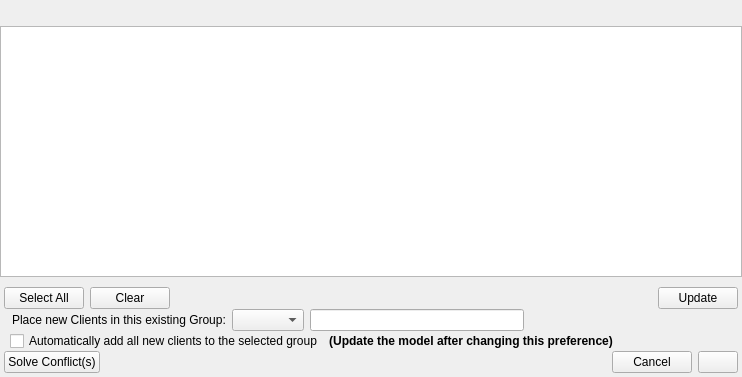
Qt form FWAdminLib/NewClientFromServerDlg.ui (fw-dev/translations) before a commit.
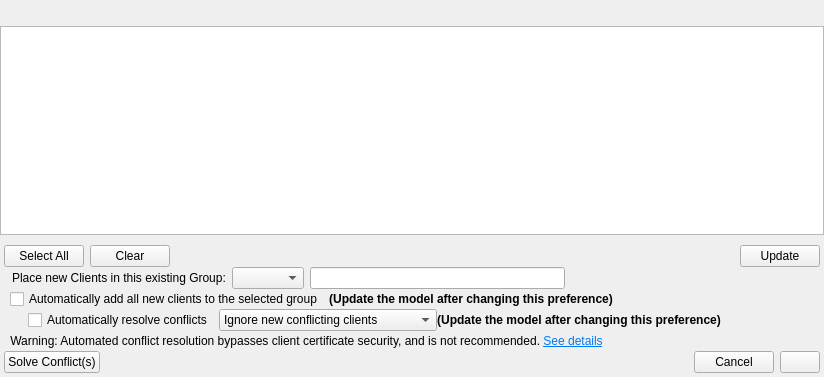
The same form after that commit. Custom widgets are drawn as their Qt base class.

The edit to the form file:
```diff
--- a/FWAdminLib/NewClientFromServerDlg.ui
+++ b/FWAdminLib/NewClientFromServerDlg.ui
@@ -6,7 +6,7 @@
    <rect>
     <x>0</x>
     <y>0</y>
-    <width>742</width>
+    <width>824</width>
     <height>377</height>
    </rect>
   </property>
@@ -222,6 +222,140 @@
         </item>
        </layout>
       </item>
+      <item>
+       <layout class="QHBoxLayout" name="horizontalLayout_8">
+        <property name="spacing">
+         <number>0</number>
+        </property>
+        <property name="leftMargin">
+         <number>0</number>
+        </property>
+        <property name="rightMargin">
+         <number>0</number>
+        </property>
+        <item>
+         <widget class="QWidget" name="autoResolutionWidget" native="true">
+          <layout class="QHBoxLayout" name="horizontalLayout_4">
+           <property name="spacing">
+            <number>6</number>
+           </property>
+           <property name="leftMargin">
+            <number>24</number>
+           </property>
+           <property name="topMargin">
+            <number>0</number>
+           </property>
+           <property name="rightMargin">
+            <number>0</number>
+           </property>
+           <property name="bottomMargin">
+            <number>0</number>
+           </property>
+           <item>
+            <widget class="QCheckBox" name="autoResolutionIsAllowed">
+             <property name="text">
+              <string>Automatically resolve conflicts</string>
+             </property>
+            </widget>
+           </item>
+           <item>
+            <widget class="QComboBox" name="autoResolutionType">
+             <item>
+              <property name="text">
+               <string>Ignore new conflicting clients</string>
+              </property>
+             </item>
+             <item>
+              <property name="text">
+               <string>Remove old clients and enroll new</string>
+              </property>
+             </item>
+             <item>
+              <property name="text">
+               <string>Replace old clients with new</string>
+              </property>
+             </item>
+            </widget>
+           </item>
+          </layout>
+         </widget>
+        </item>
+        <item>
+         <widget class="QLabel" name="autoResolutionChangedLabel">
+          <property name="font">
+           <font>
+            <weight>75</weight>
+            <bold>true</bold>
+           </font>
+          </property>
+          <property name="text">
+           <string>(Update the model after changing this preference)</string>
+          </property>
+          <property name="alignment">
+           <set>Qt::AlignCenter</set>
+          </property>
+         </widget>
+        </item>
+        <item>
+         <spacer name="horizontalSpacer_5">
+          <property name="orientation">
+           <enum>Qt::Horizontal</enum>
+          </property>
+          <property name="sizeHint" stdset="0">
+           <size>
+            <width>40</width>
+            <height>20</height>
+           </size>
+          </property>
+         </spacer>
+        </item>
+       </layout>
+      </item>
+      <item>
+       <layout class="QHBoxLayout" name="horizontalLayout_7">
+        <property name="spacing">
+         <number>6</number>
+        </property>
+        <property name="leftMargin">
+         <number>6</number>
+        </property>
+        <property name="rightMargin">
+         <number>6</number>
+        </property>
+        <item>
+         <widget class="QLabel" name="autoResolutionWarningLabel">
+          <property name="text">
+           <string>&lt;html&gt;&lt;head/&gt;&lt;body&gt;&lt;p&gt;Warning: Automated conflict resolution bypasses client certificate security, and is not recommended. &lt;a href=&quot;https://kb.filewave.com/pages/viewpage.action?pageId=45449444&quot;&gt;&lt;span style=&quot; text-decoration: underline; color:#007af4;&quot;&gt;See details&lt;/span&gt;&lt;/a&gt;&lt;/p&gt;&lt;/body&gt;&lt;/html&gt;</string>
+          </property>
+          <property name="textFormat">
+           <enum>Qt::RichText</enum>
+          </property>
+          <property name="alignment">
+           <set>Qt::AlignCenter</set>
+          </property>
+          <property name="openExternalLinks">
+           <bool>true</bool>
+          </property>
+          <property name="textInteractionFlags">
+           <set>Qt::TextBrowserInteraction</set>
+          </property>
+         </widget>
+        </item>
+        <item>
+         <spacer name="horizontalSpacer_7">
+          <property name="orientation">
+           <enum>Qt::Horizontal</enum>
+          </property>
+          <property name="sizeHint" stdset="0">
+           <size>
+            <width>40</width>
+            <height>20</height>
+           </size>
+          </property>
+         </spacer>
+        </item>
+       </layout>
+      </item>
       <item>
        <layout class="QHBoxLayout" name="horizontalLayout_5">
         <property name="spacing">
```
Left out of the diff: 4 changed lines with no effect on the pictures.
